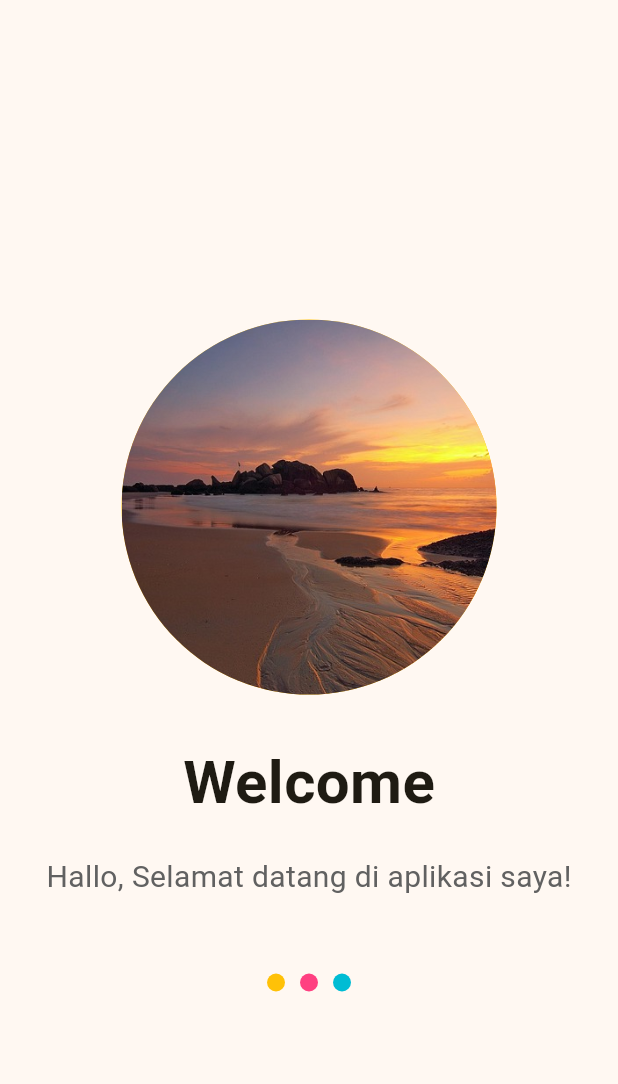
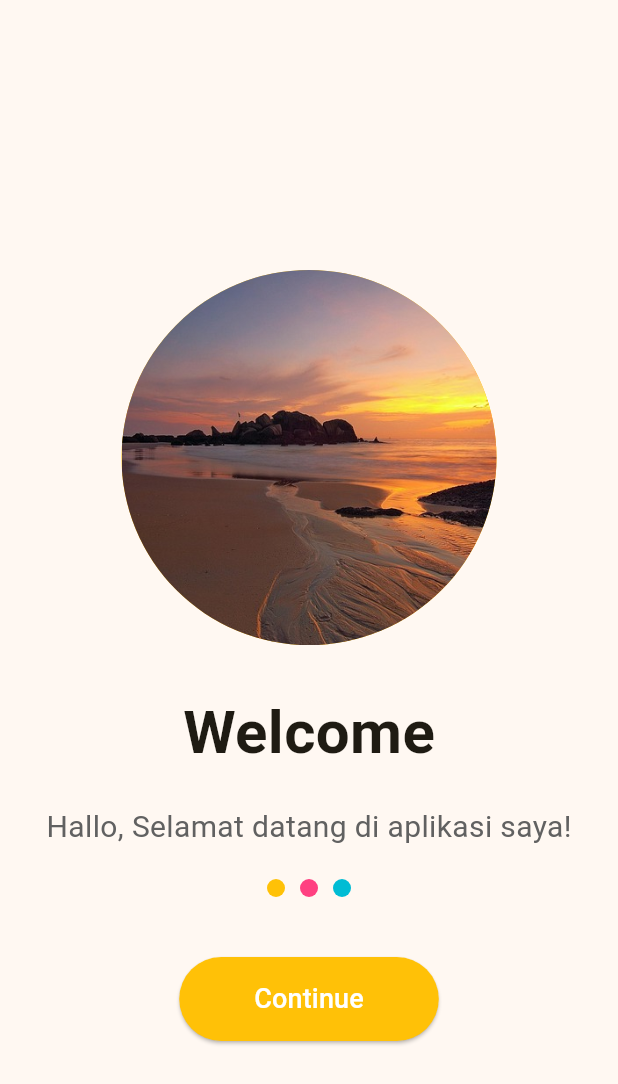
Before and after one commit to ginaa07/Latihan_Splash_Screen_week6_1123150124, a Flutter app: the screen it shows after launch, on a phone screen of 412 x 824 dp. Shown: the top 1084 px of the screen. Run offline on Flutter 3.47's test engine with Material 3 defaults, Android fonts, the phone set to English and light mode, and no system bars.

Commit message:
membuat button continue

```diff
--- a/lib/screen/splash_screen_1.dart
+++ b/lib/screen/splash_screen_1.dart
@@ -1,5 +1,6 @@
 // ini adalah contoh code pada saat di generate nama class kalian rubah sesuai
 
+import 'package:aplikasiuts_1123150124/main.dart';
 import 'package:flutter/material.dart';
 
 class SplashScreen1 extends StatelessWidget {
@@ -42,7 +43,7 @@
             color: Colors.grey[700],
           ),
         ),
-        SizedBox(height: 50),
+        SizedBox(height: 20),
         Row(
           mainAxisAlignment: MainAxisAlignment.center,
           children: [
@@ -72,12 +73,31 @@
                 color: Colors.cyan,
               ),
             ),
-          ]
+          ],
         ),
-        ]
+        SizedBox(height: 40),
+            Container(
+              child: ElevatedButton(
+                onPressed: () {
+                  Navigator.push(
+                    context,
+                    MaterialPageRoute(builder: (context) => MyApp()),
+                  );
+                },
+                style: ElevatedButton.styleFrom(
+                  backgroundColor: Colors.amber,
+                  padding: const EdgeInsets.symmetric(horizontal: 50.0, vertical: 15.0),
+                   shape: RoundedRectangleBorder(
+                  borderRadius: BorderRadius.circular(30.0),
+                ),
+                ),
+                child: Text('Continue',
+                style: TextStyle(fontSize: 18.0, color: Colors.white),),
+              ),
+            ),
 
-      )
-
+       ],
+    ),
     ),
     );
   }
```
